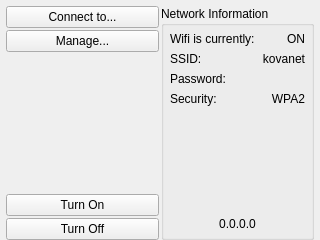
Above: ui/NetworkSettingsWidget.ui from kipr/botui before the change. Below: the same form after it.
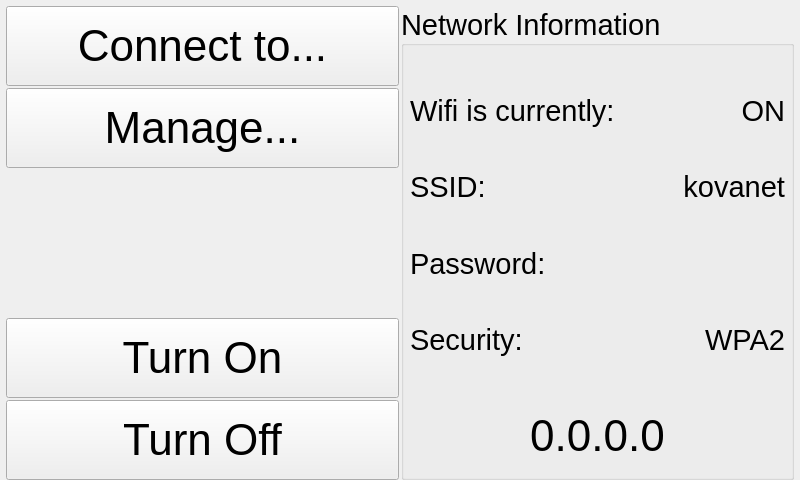
That is the form after the change. Icons and pictures are not drawn.

```diff
--- a/ui/NetworkSettingsWidget.ui
+++ b/ui/NetworkSettingsWidget.ui
@@ -6,8 +6,8 @@
    <rect>
     <x>0</x>
     <y>0</y>
-    <width>320</width>
-    <height>240</height>
+    <width>800</width>
+    <height>480</height>
    </rect>
   </property>
   <property name="windowTitle">
@@ -35,6 +35,17 @@
       <layout class="QVBoxLayout" name="verticalLayout">
        <item>
         <widget class="QPushButton" name="connect">
+         <property name="minimumSize">
+          <size>
+           <width>0</width>
+           <height>80</height>
+          </size>
+         </property>
+         <property name="font">
+          <font>
+           <pointsize>33</pointsize>
+          </font>
+         </property>
          <property name="text">
           <string>Connect to...</string>
          </property>
@@ -46,6 +57,17 @@
        </item>
        <item>
         <widget class="QPushButton" name="manage">
+         <property name="minimumSize">
+          <size>
+           <width>0</width>
+           <height>80</height>
+          </size>
+         </property>
+         <property name="font">
+          <font>
+           <pointsize>33</pointsize>
+          </font>
+         </property>
          <property name="text">
           <string>Manage...</string>
          </property>
@@ -70,6 +92,17 @@
        </item>
        <item>
         <widget class="QPushButton" name="turnOn">
+         <property name="minimumSize">
+          <size>
+           <width>0</width>
+           <height>80</height>
+          </size>
+         </property>
+         <property name="font">
+          <font>
+           <pointsize>33</pointsize>
+          </font>
+         </property>
          <property name="text">
           <string>Turn On</string>
          </property>
@@ -81,6 +114,17 @@
        </item>
        <item>
         <widget class="QPushButton" name="turnOff">
+         <property name="minimumSize">
+          <size>
+           <width>0</width>
+           <height>80</height>
+          </size>
+         </property>
+         <property name="font">
+          <font>
+           <pointsize>33</pointsize>
+          </font>
+         </property>
          <property name="text">
           <string>Turn Off</string>
          </property>
@@ -94,15 +138,26 @@
      </item>
      <item>
       <widget class="QGroupBox" name="groupBox">
+       <property name="font">
+        <font>
+         <pointsize>22</pointsize>
+        </font>
+       </property>
        <property name="title">
         <string>Network Information</string>
        </property>
-       <layout class="QVBoxLayout" name="verticalLayout_2">
+       <property name="alignment">
+        <set>Qt::AlignLeading|Qt::AlignLeft|Qt::AlignVCenter</set>
+       </property>
+       <layout class="QVBoxLayout" name="verticalLayout_2" stretch="0,0,0,0,0,0">
+        <property name="spacing">
+         <number>6</number>
+        </property>
         <property name="leftMargin">
          <number>6</number>
         </property>
         <property name="topMargin">
-         <number>6</number>
+         <number>30</number>
         </property>
         <property name="rightMargin">
          <number>6</number>
@@ -114,6 +169,11 @@
          <layout class="QHBoxLayout" name="horizontalLayout_2">
           <item>
            <widget class="QLabel" name="stateLabel">
+            <property name="font">
+             <font>
+              <pointsize>22</pointsize>
+             </font>
+            </property>
             <property name="text">
              <string>Wifi is currently:</string>
             </property>
@@ -127,6 +187,11 @@
               <height>0</height>
              </size>
             </property>
+            <property name="font">
+             <font>
+              <pointsize>22</pointsize>
+             </font>
+            </property>
             <property name="text">
              <string>ON</string>
             </property>
@@ -141,6 +206,11 @@
          <layout class="QHBoxLayout" name="horizontalLayout_3">
           <item>
            <widget class="QLabel" name="ssidLabel">
+            <property name="font">
+             <font>
+              <pointsize>22</pointsize>
+             </font>
+            </property>
             <property name="text">
              <string>SSID:</string>
             </property>
@@ -148,6 +218,11 @@
           </item>
           <item>
            <widget class="QLabel" name="ssid">
+            <property name="font">
+             <font>
+              <pointsize>22</pointsize>
+             </font>
+            </property>
             <property name="text">
              <string>kovanet</string>
             </property>
@@ -162,6 +237,11 @@
          <layout class="QHBoxLayout" name="horizontalLayout_6" stretch="0,0">
           <item>
            <widget class="QLabel" name="passwordLabel">
+            <property name="font">
+             <font>
+              <pointsize>22</pointsize>
+             </font>
+            </property>
             <property name="text">
              <string>Password:</string>
             </property>
@@ -169,6 +249,11 @@
           </item>
           <item>
            <widget class="QLabel" name="password">
+            <property name="font">
+             <font>
+              <pointsize>22</pointsize>
+             </font>
+            </property>
             <property name="text">
              <string/>
             </property>
@@ -186,6 +271,11 @@
             <property name="enabled">
              <bool>true</bool>
             </property>
+            <property name="font">
+             <font>
+              <pointsize>22</pointsize>
+             </font>
+            </property>
             <property name="text">
              <string>Security:</string>
             </property>
@@ -193,6 +283,11 @@
           </item>
           <item>
            <widget class="QLabel" name="security">
+            <property name="font">
+             <font>
+              <pointsize>22</pointsize>
+             </font>
+            </property>
             <property name="text">
              <string>WPA2</string>
             </property>
@@ -208,10 +303,13 @@
           <property name="orientation">
            <enum>Qt::Vertical</enum>
           </property>
+          <property name="sizeType">
+           <enum>QSizePolicy::Preferred</enum>
+          </property>
           <property name="sizeHint" stdset="0">
            <size>
             <width>20</width>
-            <height>40</height>
+            <height>20</height>
            </size>
           </property>
          </spacer>
@@ -220,6 +318,11 @@
          <layout class="QHBoxLayout" name="horizontalLayout_5">
           <item>
            <widget class="QLabel" name="ip">
+            <property name="font">
+             <font>
+              <pointsize>33</pointsize>
+             </font>
+            </property>
             <property name="text">
              <string>0.0.0.0</string>
             </property>
```
